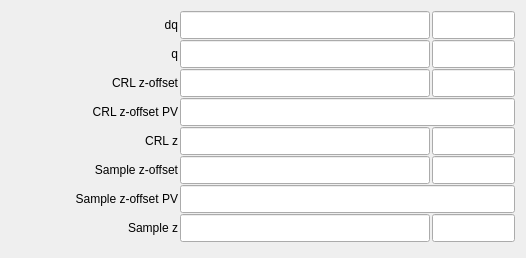
BCDA-APS/pydeviceCRL, file 100idPyCRLApp/op/ui/pydev_transfocator_inset_1x_offset_readbacks.ui: the form before one commit.
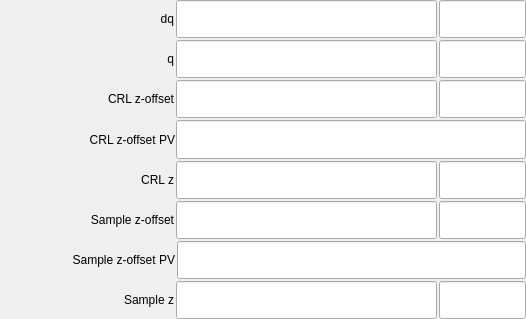
The form after the commit. Custom widgets are drawn as their Qt base class.

Commit message: cleaned up screens (made 1x and 2x layouts more consistent); expanded help screens

Diff of the .ui file:
```diff
--- a/100idPyCRLApp/op/ui/pydev_transfocator_inset_1x_offset_readbacks.ui
+++ b/100idPyCRLApp/op/ui/pydev_transfocator_inset_1x_offset_readbacks.ui
@@ -7,24 +7,19 @@
     <x>0</x>
     <y>0</y>
     <width>526</width>
-    <height>249</height>
+    <height>319</height>
    </rect>
   </property>
   <property name="windowTitle">
    <string>Form</string>
   </property>
-  <layout class="QVBoxLayout" name="verticalLayout_2">
-   <item>
-    <layout class="QVBoxLayout" name="verticalLayout" stretch="0,1,1,0,1,1,0,1">
+  <layout class="QVBoxLayout" name="verticalLayout">
      <property name="spacing">
-      <number>1</number>
-     </property>
-     <property name="topMargin">
+    <number>2</number>
+   </property>
+   <property name="margin">
       <number>0</number>
      </property>
-     <property name="bottomMargin">
-      <number>5</number>
-     </property>
      <item>
       <layout class="QHBoxLayout" name="horizontalLayout_9" stretch="2,3,1">
        <property name="spacing">
@@ -427,7 +422,7 @@
      <item>
       <layout class="QHBoxLayout" name="horizontalLayout_16" stretch="1,2">
        <property name="spacing">
-        <number>2</number>
+      <number>1</number>
        </property>
        <property name="rightMargin">
         <number>0</number>
@@ -960,8 +955,6 @@
           <enum>caLineEdit::decimal</enum>
          </property>
         </widget>
-       </item>
-      </layout>
      </item>
     </layout>
    </item>
```
Lines whose indentation alone changed are shown as unchanged. The commit also changes 10 other files.
